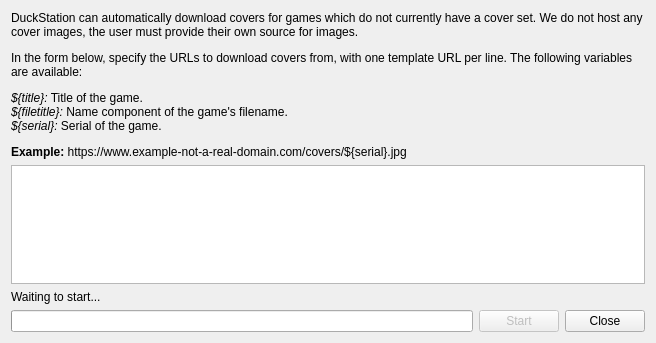
Qt form src/duckstation-qt/coverdownloaddialog.ui (kofxi3584karlayang/duckstation) before a commit.
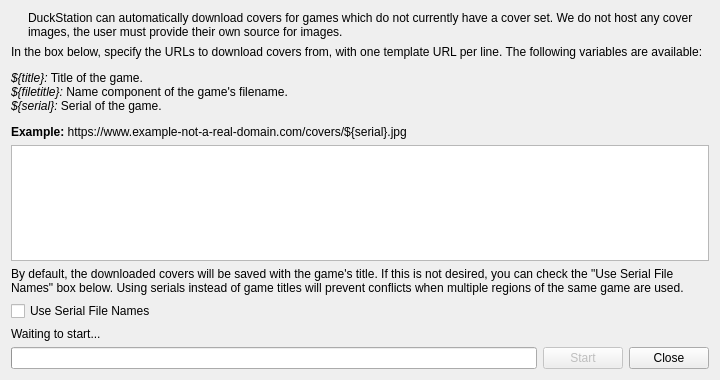
The same form after that commit. Icons and pictures are not drawn.

The edit to the form file:
```diff
--- a/src/duckstation-qt/coverdownloaddialog.ui
+++ b/src/duckstation-qt/coverdownloaddialog.ui
@@ -6,8 +6,8 @@
    <rect>
     <x>0</x>
     <y>0</y>
-    <width>656</width>
-    <height>343</height>
+    <width>720</width>
+    <height>380</height>
    </rect>
   </property>
   <property name="windowTitle">
@@ -15,31 +15,65 @@
   </property>
   <layout class="QVBoxLayout" name="verticalLayout">
    <item>
-    <widget class="QLabel" name="label">
+    <layout class="QHBoxLayout" name="horizontalLayout_2" stretch="0,1">
+     <property name="spacing">
+      <number>10</number>
+     </property>
+     <item>
+      <widget class="QLabel" name="coverIcon">
+       <property name="text">
+        <string/>
+       </property>
+       <property name="pixmap">
+        <pixmap resource="resources/resources.qrc">:/icons/black/svg/image-fill.svg</pixmap>
+       </property>
+       <property name="alignment">
+        <set>Qt::AlignLeading|Qt::AlignLeft|Qt::AlignTop</set>
+       </property>
+      </widget>
+     </item>
+     <item>
+      <widget class="QLabel" name="label">
+       <property name="text">
+        <string>DuckStation can automatically download covers for games which do not currently have a cover set. We do not host any cover images, the user must provide their own source for images.</string>
+       </property>
+       <property name="wordWrap">
+        <bool>true</bool>
+       </property>
+      </widget>
+     </item>
+    </layout>
+   </item>
+   <item>
+    <widget class="QLabel" name="label_3">
      <property name="text">
-      <string>&lt;html&gt;&lt;head/&gt;&lt;body&gt;&lt;p&gt;DuckStation can automatically download covers for games which do not currently have a cover set. We do not host any cover images, the user must provide their own source for images.&lt;/p&gt;&lt;p&gt;In the form below, specify the URLs to download covers from, with one template URL per line. The following variables are available:&lt;/p&gt;&lt;p&gt;&lt;span style=&quot; font-style:italic;&quot;&gt;${title}:&lt;/span&gt; Title of the game.&lt;br/&gt;&lt;span style=&quot; font-style:italic;&quot;&gt;${filetitle}:&lt;/span&gt; Name component of the game's filename.&lt;br/&gt;&lt;span style=&quot; font-style:italic;&quot;&gt;${serial}:&lt;/span&gt; Serial of the game.&lt;/p&gt;&lt;p&gt;&lt;span style=&quot; font-weight:700;&quot;&gt;Example:&lt;/span&gt; https://www.example-not-a-real-domain.com/covers/${serial}.jpg&lt;/p&gt;&lt;/body&gt;&lt;/html&gt;</string>
+      <string>&lt;html&gt;&lt;head/&gt;&lt;body&gt;&lt;p&gt;In the box below, specify the URLs to download covers from, with one template URL per line. The following variables are available:&lt;/p&gt;&lt;p&gt;&lt;span style=&quot; font-style:italic;&quot;&gt;${title}:&lt;/span&gt; Title of the game.&lt;br/&gt;&lt;span style=&quot; font-style:italic;&quot;&gt;${filetitle}:&lt;/span&gt; Name component of the game's filename.&lt;br/&gt;&lt;span style=&quot; font-style:italic;&quot;&gt;${serial}:&lt;/span&gt; Serial of the game.&lt;/p&gt;&lt;p&gt;&lt;span style=&quot; font-weight:700;&quot;&gt;Example:&lt;/span&gt; https://www.example-not-a-real-domain.com/covers/${serial}.jpg&lt;/p&gt;&lt;/body&gt;&lt;/html&gt;</string>
      </property>
      <property name="wordWrap">
       <bool>true</bool>
      </property>
     </widget>
    </item>
-   <item>
-    <spacer name="verticalSpacer">
-     <property name="orientation">
-      <enum>Qt::Vertical</enum>
-     </property>
-     <property name="sizeHint" stdset="0">
-      <size>
-       <width>20</width>
-       <height>40</height>
-      </size>
-     </property>
-    </spacer>
-   </item>
    <item>
     <widget class="QTextEdit" name="urls"/>
    </item>
+   <item>
+    <widget class="QLabel" name="label_2">
+     <property name="text">
+      <string>By default, the downloaded covers will be saved with the game's title. If this is not desired, you can check the &quot;Use Serial File Names&quot; box below. Using serials instead of game titles will prevent conflicts when multiple regions of the same game are used.</string>
+     </property>
+     <property name="wordWrap">
+      <bool>true</bool>
+     </property>
+    </widget>
+   </item>
+   <item>
+    <widget class="QCheckBox" name="useSerialFileNames">
+     <property name="text">
+      <string>Use Serial File Names</string>
+     </property>
+    </widget>
+   </item>
    <item>
     <widget class="QLabel" name="status">
      <property name="text">
```
Left out of the diff: 4 changed lines with no effect on the pictures.
